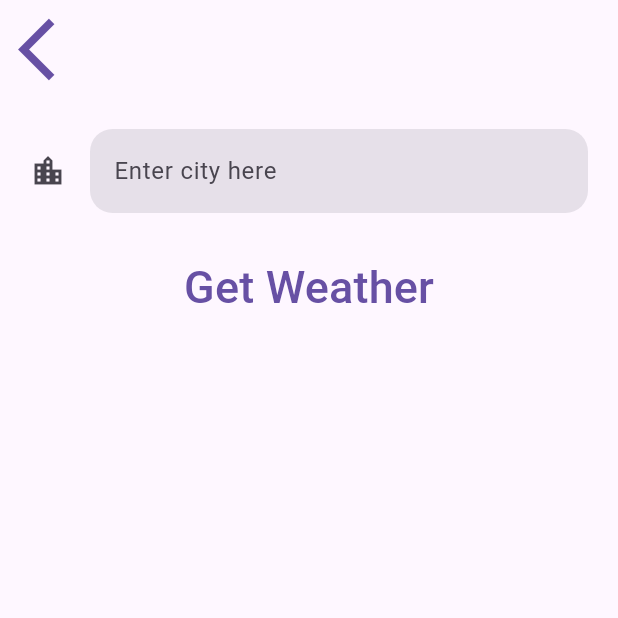
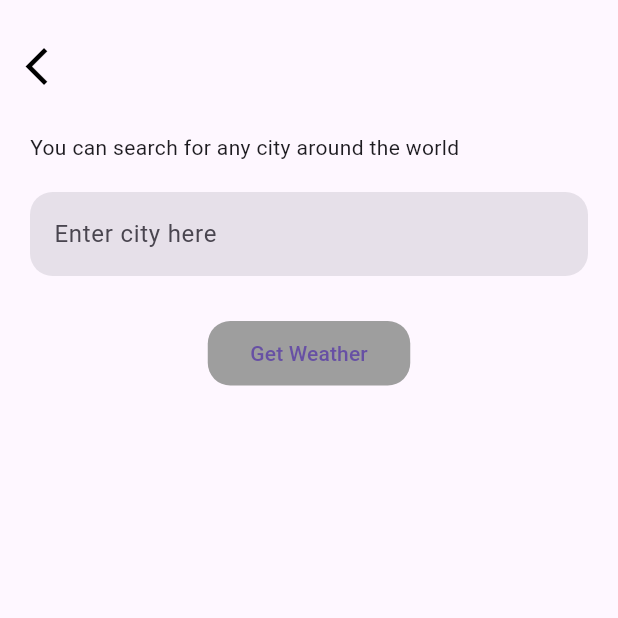
Before and after one commit to Maik96/weather_app, a Flutter app: the LocationScreen screen opened directly, after a tap on "Search", on a phone screen of 412 x 824 dp, the top half of it. Run offline on Flutter 3.47's test engine with Material 3 defaults, Android fonts, the phone set to English and light mode, and no system bars; our stand-ins replace flutter_spinkit, geolocator.

```diff
--- a/lib/screens/city_screen.dart
+++ b/lib/screens/city_screen.dart
@@ -3,6 +3,7 @@
 import 'package:flutter/material.dart';
 
 import 'package:weather_app/utilities/constants.dart';
+import 'package:weather_app/utilities/rounded_button.dart';
 
 class CityScreen extends StatefulWidget {
   const CityScreen({super.key});
@@ -21,16 +22,27 @@ class _CityScreenState extends State<CityScreen> {
         constraints: const BoxConstraints.expand(),
         child: SafeArea(
           child: Column(
+            mainAxisAlignment: MainAxisAlignment.start,
+            crossAxisAlignment: CrossAxisAlignment.center,
             children: <Widget>[
+              SizedBox(
+                height: 20,
+              ),
               Align(
                 alignment: Alignment.topLeft,
                 child: TextButton(
-                  onPressed: () {
-                    Navigator.pop(context);
-                  },
-                  child: const Icon(
-                    Icons.arrow_back_ios,
-                    size: 50.0,
+                    onPressed: () {
+                      Navigator.pop(context);
+                    },
+                    child: kBackIcon),
+              ),
+              SizedBox(height: 20),
+              Align(
+                alignment: Alignment.centerLeft,
+                child: Padding(
+                  padding: EdgeInsets.only(left: 20),
+                  child: Text(
+                    kSearchInfoLabel,
                   ),
                 ),
               ),
@@ -41,15 +53,15 @@ class _CityScreenState extends State<CityScreen> {
                       onChanged: (value) {
                         cityname = value;
                       })),
-              TextButton(
-                onPressed: () {
-                  Navigator.pop(context, cityname);
-                },
-                child: const Text(
-                  'Get Weather',
-                  style: kButtonTextStyle,
-                ),
+              SizedBox(
+                height: 10,
               ),
+              CustomRoundedButton(
+                  buttonLabel: kGetWeatherLabel,
+                  funcOnPress: () {
+                    Navigator.pop(context, cityname);
+                  },
+                  backGroundColor: Colors.grey),
             ],
           ),
         ),
--- a/lib/screens/location_screen.dart
+++ b/lib/screens/location_screen.dart
@@ -4,6 +4,7 @@ import 'package:flutter/material.dart';
 import 'package:weather_app/screens/city_screen.dart';
 import 'package:weather_app/services/weather.dart';
 import 'package:weather_app/utilities/constants.dart';
+import 'package:weather_app/utilities/rounded_button.dart';
 
 class LocationScreen extends StatefulWidget {
   const LocationScreen({super.key, this.locationWeather});
@@ -45,6 +46,26 @@ class _LocationScreenState extends State<LocationScreen> {
     });
   }
 
+  void getCurrentLocation() async {
+    var weatherData = await weather.getLocationWeather();
+    updateUI(weatherData);
+  }
+
+  void getSearchLocation() async {
+    var typedCityName = await Navigator.push(
+      context,
+      MaterialPageRoute(
+        builder: (context) {
+          return const CityScreen();
+        },
+      ),
+    );
+    if (typedCityName != null) {
+      var weatherData = await weather.getCustomLocationWeather(typedCityName);
+      updateUI(weatherData);
+    }
+  }
+
   @override
   Widget build(BuildContext context) {
     return Scaffold(
@@ -81,56 +102,26 @@ class _LocationScreenState extends State<LocationScreen> {
               ),
               const SizedBox(height: 5),
               Text(
+                // ignore: unnecessary_string_interpolations
                 '$city',
                 textAlign: TextAlign.center,
                 style: kMessageTextStyle,
               ),
-              const SizedBox(height: 160),
+              const SizedBox(height: 170),
               Row(
                 mainAxisAlignment: MainAxisAlignment.center,
                 children: <Widget>[
-                  SizedBox(
-                    height: 43,
-                    width: 135,
-                    child: ElevatedButton(
-                        style: ElevatedButton.styleFrom(
-                            backgroundColor: Colors.grey,
-                            elevation: 0,
-                            shape: RoundedRectangleBorder(
-                                borderRadius: BorderRadius.circular(15))),
-                        onPressed: () async {
-                          var weatherData = await weather.getLocationWeather();
-                          updateUI(weatherData);
-                        },
-                        child: const Text("Here")),
+                  CustomRoundedButton(
+                    buttonLabel: kHereLabel,
+                    funcOnPress: getCurrentLocation,
+                    backGroundColor: Colors.grey,
                   ),
                   const SizedBox(width: 20),
-                  SizedBox(
-                    width: 135,
-                    height: 43,
-                    child: ElevatedButton(
-                        style: ElevatedButton.styleFrom(
-                            backgroundColor: Colors.black,
-                            elevation: 1,
-                            shape: RoundedRectangleBorder(
-                                borderRadius: BorderRadius.circular(15))),
-                        onPressed: () async {
-                          var typedCityName = await Navigator.push(
-                            context,
-                            MaterialPageRoute(
-                              builder: (context) {
-                                return const CityScreen();
-                              },
-                            ),
-                          );
-                          if (typedCityName != null) {
-                            var weatherData = await weather
-                                .getCustomLocationWeather(typedCityName);
-                            updateUI(weatherData);
-                          }
-                        },
-                        child: const Text("Search")),
-                  ),
+                  CustomRoundedButton(
+                    buttonLabel: kSearchLabel,
+                    funcOnPress: getSearchLocation,
+                    backGroundColor: Colors.black,
+                  )
                 ],
               )
             ],
--- a/lib/utilities/constants.dart
+++ b/lib/utilities/constants.dart
@@ -1,4 +1,12 @@
 import 'package:flutter/material.dart';
+
+const kSearchLabel = "Search";
+const kHereLabel = "Here";
+const kGetWeatherLabel = "Get Weather";
+const kSearchInfoLabel = "You can search for any city around the world";
+
+const double kSizedBoxWidth = 135;
+const double kSizedBoxHeight = 43;
 
 const kTempTextStyle = TextStyle(
   fontFamily: 'RobotoBold',
@@ -10,8 +18,9 @@ const kMessageTextStyle = TextStyle(
     fontFamily: 'RobotoDunn', fontSize: 50.0, fontWeight: FontWeight.w300);
 
 const kButtonTextStyle = TextStyle(
-  fontSize: 30.0,
-  fontFamily: 'S',
+  fontSize: 15.0,
+  fontFamily: 'RobotoDunn',
+  fontWeight: FontWeight.w700,
 );
 
 const kConditionTextStyle = TextStyle(
@@ -20,7 +29,6 @@ const kConditionTextStyle = TextStyle(
 
 const kTextFieldDecoration = InputDecoration(
   filled: true,
-  icon: Icon(Icons.location_city),
   hintText: 'Enter city here',
   border: OutlineInputBorder(
       borderRadius: BorderRadius.all(
@@ -28,3 +36,9 @@ const kTextFieldDecoration = InputDecoration(
       ),
       borderSide: BorderSide.none),
 );
+
+Icon kBackIcon = const Icon(
+  Icons.arrow_back_ios,
+  color: Colors.black,
+  size: 30.0,
+);
--- /dev/null
+++ b/lib/utilities/rounded_button.dart
@@ -0,0 +1,30 @@
+import 'package:flutter/material.dart';
+import 'package:weather_app/utilities/constants.dart';
+
+class CustomRoundedButton extends StatelessWidget {
+  const CustomRoundedButton(
+      {super.key,
+      required this.buttonLabel,
+      required this.funcOnPress,
+      required this.backGroundColor});
+
+  final String buttonLabel;
+  final Function() funcOnPress;
+  final Color backGroundColor;
+
+  @override
+  Widget build(BuildContext context) {
+    return SizedBox(
+      height: kSizedBoxHeight,
+      width: kSizedBoxWidth,
+      child: ElevatedButton(
+          onPressed: funcOnPress,
+          style: ElevatedButton.styleFrom(
+              backgroundColor: backGroundColor,
+              elevation: 0,
+              shape: RoundedRectangleBorder(
+                  borderRadius: BorderRadius.circular(15))),
+          child: Text(buttonLabel)),
+    );
+  }
+}
--- a/pubspec.yaml
+++ b/pubspec.yaml
@@ -64,7 +64,7 @@ flutter:
   # To add assets to your application, add an assets section, like this:
   assets:
     - assets/images/background.png
-  #   - images/a_dot_ham.jpeg
+    - assets/images/mockup.png
 
   # An image asset can refer to one or more resolution-specific "variants", see
   # https://flutter.dev/assets-and-images/#resolution-aware
```
Also changed, not shown: assets/images/mockup.png (added), 1 other file.
